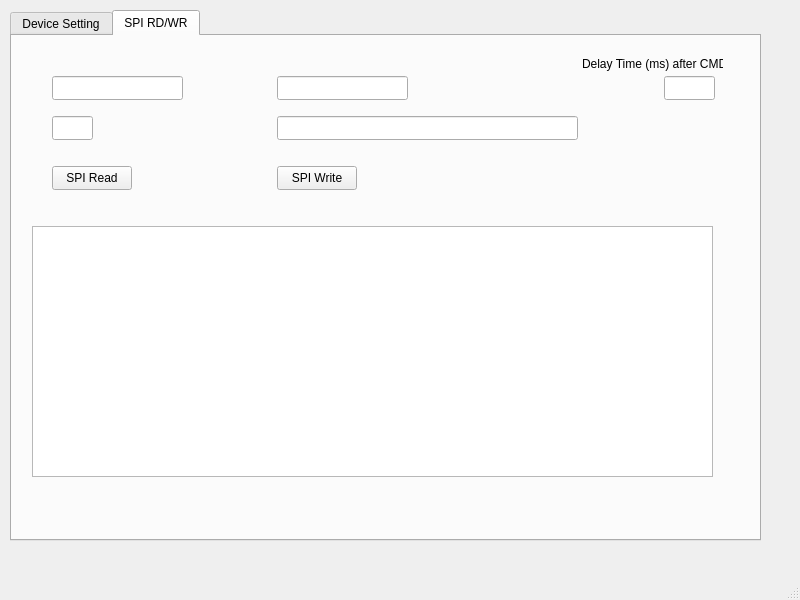
Goldenchen1012/Usb2uisApp, file mainwindow.ui: the form before one commit.
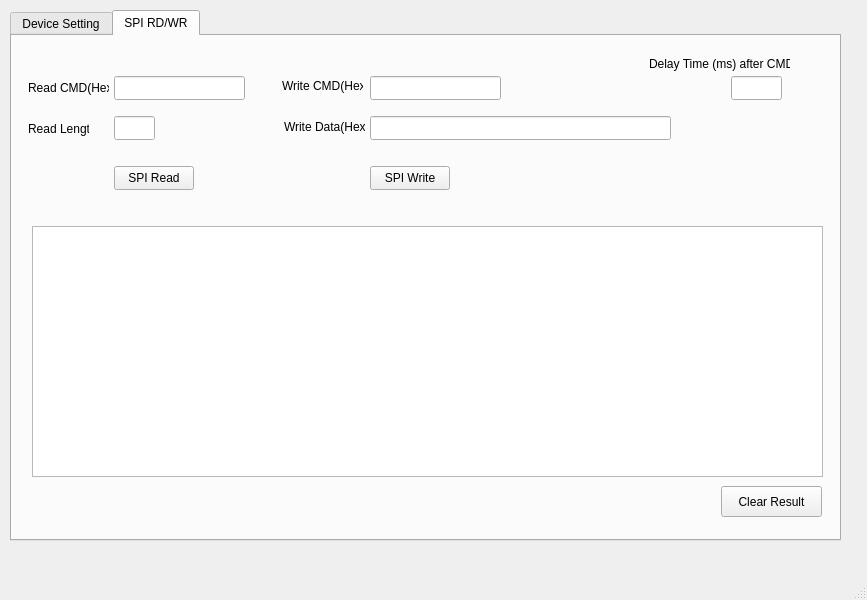
The form after the commit.

Commit message: 1.Add Lable display. 2.Add clear button.

Diff of the .ui file:
```diff
--- a/mainwindow.ui
+++ b/mainwindow.ui
@@ -6,7 +6,7 @@
    <rect>
     <x>0</x>
     <y>0</y>
-    <width>800</width>
+    <width>867</width>
     <height>600</height>
    </rect>
   </property>
@@ -19,7 +19,7 @@
      <rect>
       <x>10</x>
       <y>10</y>
-      <width>751</width>
+      <width>831</width>
       <height>531</height>
      </rect>
     </property>
@@ -104,7 +104,7 @@
      <widget class="QLineEdit" name="lineReadCmd">
       <property name="geometry">
        <rect>
-        <x>40</x>
+        <x>102</x>
         <y>40</y>
         <width>131</width>
         <height>24</height>
@@ -114,7 +114,7 @@
      <widget class="QLineEdit" name="lineReadBytes">
       <property name="geometry">
        <rect>
-        <x>40</x>
+        <x>102</x>
         <y>80</y>
         <width>41</width>
         <height>24</height>
@@ -124,7 +124,7 @@
      <widget class="QLineEdit" name="lineWriteCmd">
       <property name="geometry">
        <rect>
-        <x>265</x>
+        <x>358</x>
         <y>40</y>
         <width>131</width>
         <height>24</height>
@@ -134,7 +134,7 @@
      <widget class="QLineEdit" name="lineWriteData">
       <property name="geometry">
        <rect>
-        <x>265</x>
+        <x>358</x>
         <y>80</y>
         <width>301</width>
         <height>24</height>
@@ -144,7 +144,7 @@
      <widget class="QPushButton" name="btnSpiRead">
       <property name="geometry">
        <rect>
-        <x>40</x>
+        <x>102</x>
         <y>130</y>
         <width>80</width>
         <height>24</height>
@@ -157,7 +157,7 @@
      <widget class="QPushButton" name="btnSpiWrite">
       <property name="geometry">
        <rect>
-        <x>265</x>
+        <x>358</x>
         <y>130</y>
         <width>80</width>
         <height>24</height>
@@ -172,7 +172,7 @@
        <rect>
         <x>20</x>
         <y>190</y>
-        <width>681</width>
+        <width>791</width>
         <height>251</height>
        </rect>
       </property>
@@ -180,7 +180,7 @@
      <widget class="QLineEdit" name="lineSpiDelayMs">
       <property name="geometry">
        <rect>
-        <x>652</x>
+        <x>719</x>
         <y>40</y>
         <width>51</width>
         <height>24</height>
@@ -190,7 +190,7 @@
      <widget class="QLabel" name="label">
       <property name="geometry">
        <rect>
-        <x>570</x>
+        <x>637</x>
         <y>20</y>
         <width>141</width>
         <height>16</height>
@@ -200,6 +200,71 @@
        <string>Delay Time (ms) after CMD</string>
       </property>
      </widget>
+     <widget class="QLabel" name="label_2">
+      <property name="geometry">
+       <rect>
+        <x>16</x>
+        <y>44</y>
+        <width>81</width>
+        <height>16</height>
+       </rect>
+      </property>
+      <property name="text">
+       <string>Read CMD(Hex)</string>
+      </property>
+     </widget>
+     <widget class="QLabel" name="label_3">
+      <property name="geometry">
+       <rect>
+        <x>16</x>
+        <y>85</y>
+        <width>61</width>
+        <height>16</height>
+       </rect>
+      </property>
+      <property name="text">
+       <string>Read Length</string>
+      </property>
+     </widget>
+     <widget class="QLabel" name="label_4">
+      <property name="geometry">
+       <rect>
+        <x>270</x>
+        <y>40</y>
+        <width>81</width>
+        <height>20</height>
+       </rect>
+      </property>
+      <property name="text">
+       <string>Write CMD(Hex)</string>
+      </property>
+     </widget>
+     <widget class="QLabel" name="label_5">
+      <property name="geometry">
+       <rect>
+        <x>272</x>
+        <y>83</y>
+        <width>81</width>
+        <height>16</height>
+       </rect>
+      </property>
+      <property name="text">
+       <string>Write Data(Hex)</string>
+      </property>
+     </widget>
+     <widget class="QPushButton" name="btnClearResult">
+      <property name="geometry">
+       <rect>
+        <x>709</x>
+        <y>450</y>
+        <width>101</width>
+        <height>31</height>
+       </rect>
+      </property>
+      <property name="text">
+       <string>Clear Result</string>
+      </property>
+     </widget>
     </widget>
    </widget>
   </widget>
```
Left out of the diff: 2 changed lines with no effect on the pictures. The commit also changes 2 other files.
